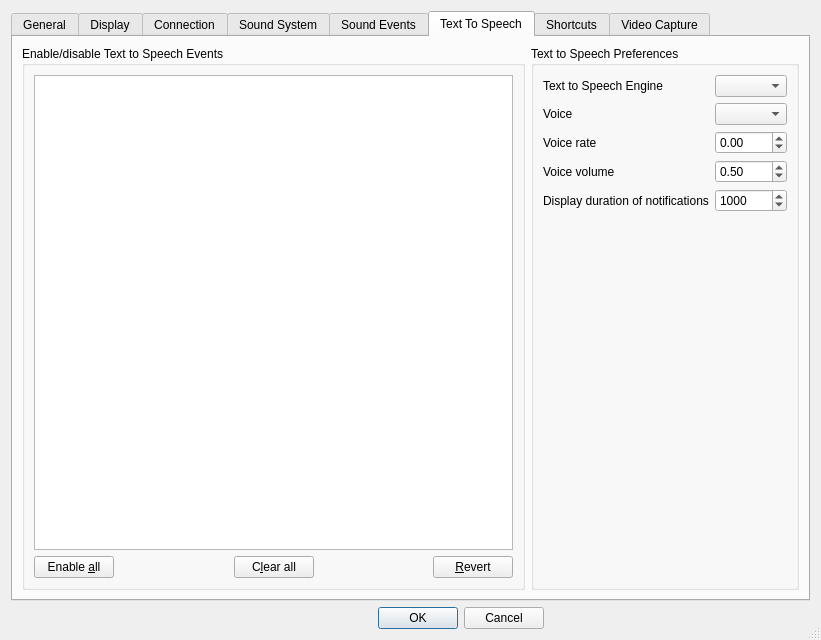
First picture: the form in Client/qtTeamTalk/preferences.ui, repository BearWare/TeamTalk5, before the edit.
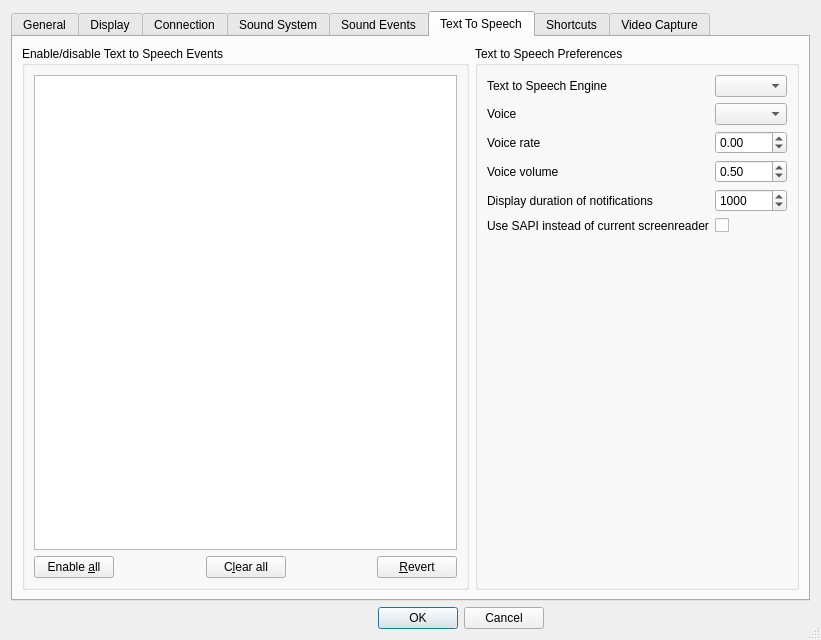
Second picture: the form after the edit. The open tabs and pages were chosen to show the change. Icons and pictures are not drawn. Custom widgets are drawn as their Qt base class.

Commit message: QT - Ability to force SAPI usage for TTS events on Windows

Diff of the .ui file:
```diff
--- a/Client/qtTeamTalk/preferences.ui
+++ b/Client/qtTeamTalk/preferences.ui
@@ -2059,6 +2059,19 @@
             </property>
            </widget>
           </item>
+          <item row="5" column="0">
+           <widget class="QLabel" name="label_forceSapi">
+            <property name="text">
+             <string>Use SAPI instead of current screenreader</string>
+            </property>
+            <property name="buddy">
+             <cstring>forceSapiChkBox</cstring>
+            </property>
+           </widget>
+          </item>
+          <item row="5" column="1">
+           <widget class="QCheckBox" name="forceSapiChkBox"/>
+          </item>
          </layout>
         </widget>
        </item>
```
The commit also changes 4 other files.
